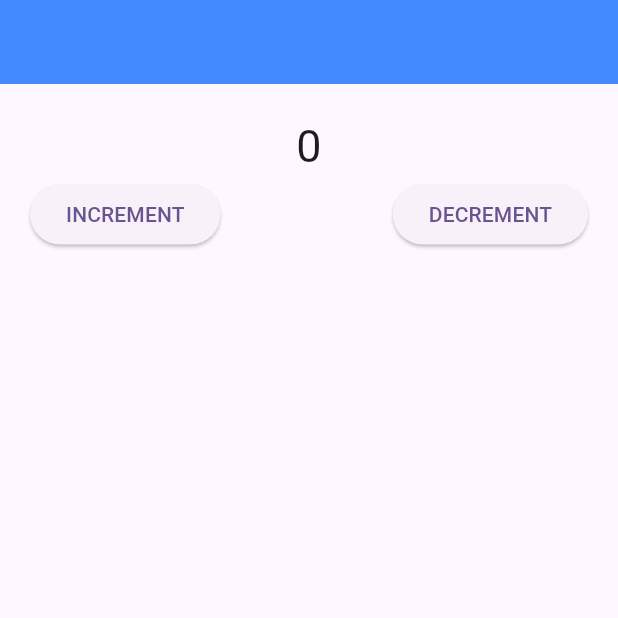
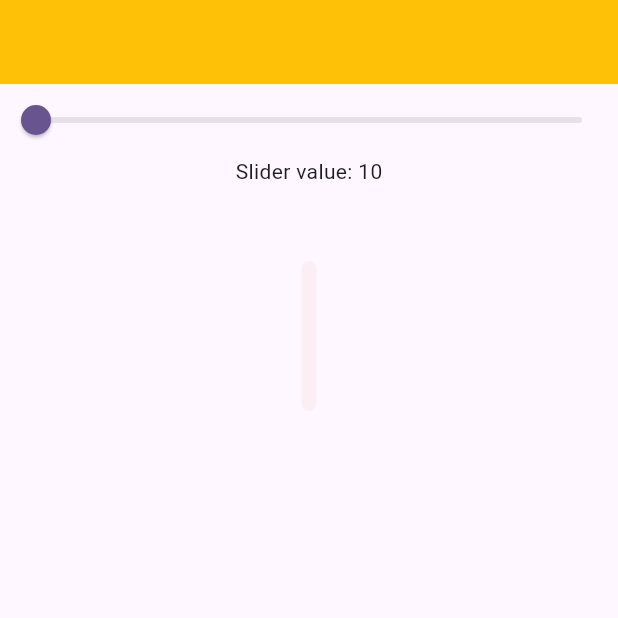
Before and after one commit to Digvijay0911/Flutter-Provider, a Flutter app: the screen it shows after launch, on a phone screen of 412 x 824 dp, the top half of it. Run offline on Flutter 3.47's test engine with Material 3 defaults, Android fonts, the phone set to English and light mode, and no system bars.

Commit message:
add slider using provider

```diff
--- a/lib/controller/counter_controller.dart
+++ b/lib/controller/counter_controller.dart
@@ -3,8 +3,6 @@ import 'package:flutter/material.dart';
 class CounterController extends ChangeNotifier {
 
   int count = 0;
-  int sliderValue = 0;
-
   int get getcount => count; // Function
 
 
--- /dev/null
+++ b/lib/controller/slider_controller.dart
@@ -0,0 +1,12 @@
+import 'package:flutter/material.dart';
+
+class SliderController extends ChangeNotifier {
+  double slidervalue = 10;
+
+  double get getSliderValue => slidervalue; // function
+
+  void setSliderValue(double value) {
+    slidervalue = value;
+    notifyListeners();
+  }
+}
--- a/lib/main.dart
+++ b/lib/main.dart
@@ -1,7 +1,8 @@
 import 'package:flutter/material.dart';
 import 'package:provider/provider.dart';
 import 'package:provider_state_management/controller/counter_controller.dart';
-import 'package:provider_state_management/presentation/counter_provider.dart';
+import 'package:provider_state_management/controller/slider_controller.dart';
+import 'package:provider_state_management/presentation/slider_provider.dart';
 
 void main() {
   runApp(const MyApp());
@@ -12,19 +13,19 @@ class MyApp extends StatelessWidget {
   @override
   Widget build(BuildContext context) {
     // ---------------------------------------------------------------------
-    return ChangeNotifierProvider(create: (context) => CounterController(),
+    return MultiProvider(providers: [
+      ChangeNotifierProvider(create: (context)=>CounterController()),
+      ChangeNotifierProvider(create: (context)=>SliderController()),
+    ],
     child: MaterialApp(
         debugShowCheckedModeBanner: false,
         title: 'Flutter Demo',
         theme: ThemeData(
-
           colorScheme: ColorScheme.fromSeed(seedColor: Colors.deepPurple),
           useMaterial3: true,
         ),
-      home: const Counter_In_Provider(),
-    ),
-
-    );
+        home: const SliderInFlutter(),
+      ),);
     // =====================================================================
   }
 }
--- /dev/null
+++ b/lib/presentation/slider_provider.dart
@@ -0,0 +1,52 @@
+import 'package:flutter/material.dart';
+import 'package:provider/provider.dart';
+import 'package:provider_state_management/controller/slider_controller.dart';
+
+class SliderInFlutter extends StatelessWidget {
+  const SliderInFlutter({super.key});
+
+  @override
+  Widget build(BuildContext context) {
+    // ------------------------------------------------------
+
+    final sliderController =
+        Provider.of<SliderController>(context, listen: false);
+
+    // ======================================================
+    return Scaffold(
+      appBar: AppBar(
+        backgroundColor: Colors.amber,
+      ),
+      body: Column(
+        children: [
+          Consumer<SliderController>(builder: (context, value, child) {
+            return Slider(
+              value: value.getSliderValue,
+              onChanged: (s) {
+                value.setSliderValue(s);
+              },
+              min: 10,
+              max: 252,
+            );
+          }),
+          Consumer<SliderController>(builder: (context, value, child) {
+            return Text("Slider value: ${value.getSliderValue.toInt()}");
+          }),
+          SizedBox(height: 50,),
+          Consumer<SliderController>(builder: (context, value, child) {
+            return Container(
+              height: 100,
+              width: value.getSliderValue,
+
+              decoration: BoxDecoration(
+              color:  Color.fromARGB(value.getSliderValue.toInt(), 200, 20, 7),
+              borderRadius: BorderRadius.circular(12),
+
+              ),
+            );
+          }),
+        ],
+      ),
+    );
+  }
+}
```
Also changed, not shown: lib/presentation/counter_provider.dart (+21 -12 lines). Lines whose indentation alone changed are shown as unchanged.
